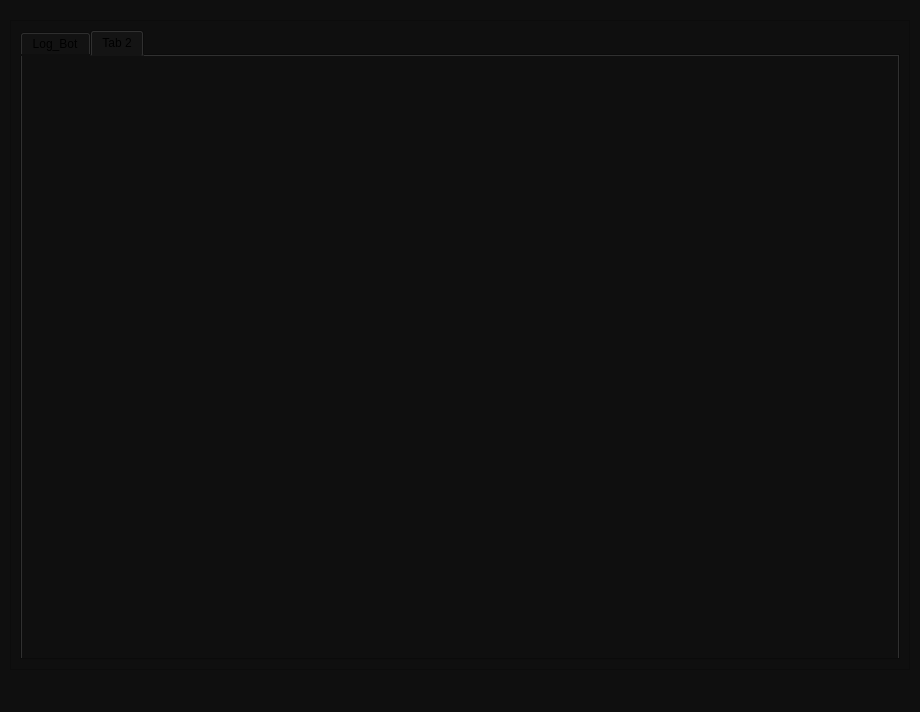
Qt form src/views/ps_view_2.ui (AlissonTxD/Prime-Survivor-2) before a commit.
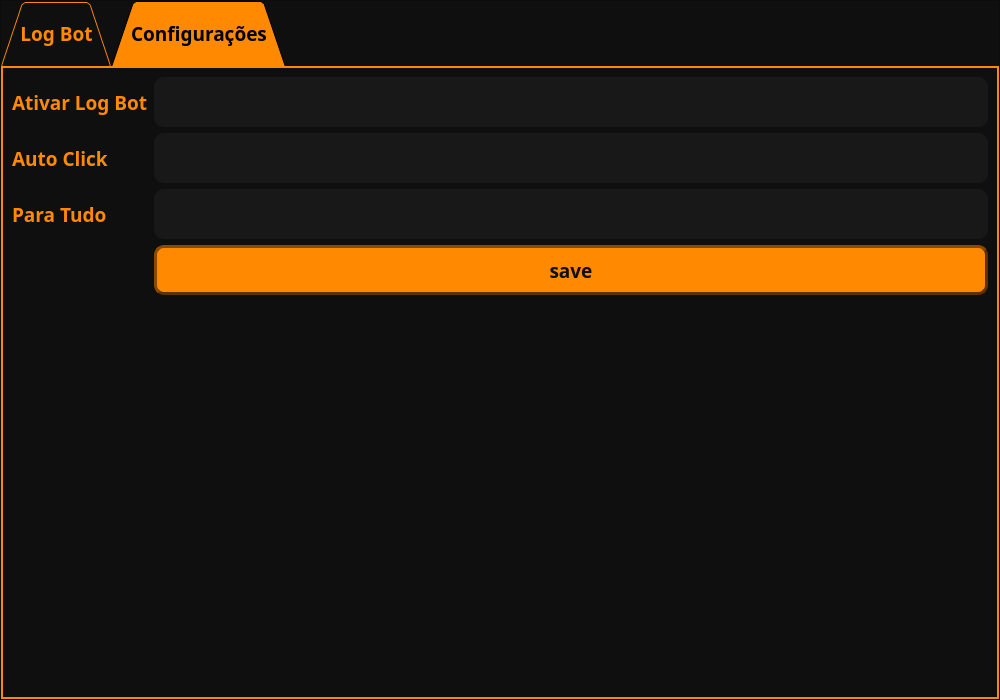
The same form after that commit. The open tabs and pages were chosen to show the change. Icons and pictures are not drawn.

Commit message:
Add KeySequenceAdapter for capturing key sequences in QLineEdit
- Implemented KeySequenceAdapter class to handle key press events in a QLineEdit.
- The adapter filters key events, ignoring modifier keys and capturing the key sequence.
- Displays the captured key sequence in the QLineEdit as a string.
- Added placeholder text to guide users on how to use the input field.

```diff
--- a/src/views/ps_view_2.ui
+++ b/src/views/ps_view_2.ui
@@ -6,8 +6,8 @@
    <rect>
     <x>0</x>
     <y>0</y>
-    <width>920</width>
-    <height>712</height>
+    <width>1000</width>
+    <height>700</height>
    </rect>
   </property>
   <property name="windowTitle">
@@ -19,12 +19,27 @@
   </property>
   <widget class="QWidget" name="centralwidget">
    <layout class="QHBoxLayout" name="horizontalLayout_2">
+    <property name="spacing">
+     <number>0</number>
+    </property>
+    <property name="leftMargin">
+     <number>0</number>
+    </property>
+    <property name="topMargin">
+     <number>0</number>
+    </property>
+    <property name="rightMargin">
+     <number>0</number>
+    </property>
+    <property name="bottomMargin">
+     <number>0</number>
+    </property>
     <item>
      <widget class="QFrame" name="frame_main">
       <property name="maximumSize">
        <size>
-        <width>900</width>
-        <height>650</height>
+        <width>1000</width>
+        <height>700</height>
        </size>
       </property>
       <property name="frameShape">
@@ -34,14 +49,67 @@
        <enum>QFrame::Raised</enum>
       </property>
       <layout class="QHBoxLayout" name="horizontalLayout">
+       <property name="spacing">
+        <number>0</number>
+       </property>
+       <property name="leftMargin">
+        <number>0</number>
+       </property>
+       <property name="topMargin">
+        <number>0</number>
+       </property>
+       <property name="rightMargin">
+        <number>0</number>
+       </property>
+       <property name="bottomMargin">
+        <number>0</number>
+       </property>
        <item>
         <widget class="QTabWidget" name="tabWidget">
+         <property name="font">
+          <font>
+           <family>Arial Black</family>
+           <pointsize>14</pointsize>
+           <weight>75</weight>
+           <bold>true</bold>
+          </font>
+         </property>
+         <property name="styleSheet">
+          <string notr="true">QTabBar::tab {
+    border: 4px solid rgb(255, 137, 1);
+    padding: 15px;
+    color: rgb(255, 137, 1);
+	background-color: rgb(255, 0, 4);
+}
+
+QTabBar::tab:selected {
+    background-color:rgb(255, 137, 1);
+    color: black;
+}
+
+QTabBar::tab:hover {
+	color: white;
+    background-color: rgb(215, 97, 0);
+}
+
+
+QTabWidget::pane {
+    border: 2px solid rgb(255, 137, 1);
+}
+
+QTabWidget::tab-bar {
+alignment: center;
+}</string>
+         </property>
+         <property name="tabShape">
+          <enum>QTabWidget::Triangular</enum>
+         </property>
          <property name="currentIndex">
           <number>0</number>
          </property>
          <widget class="QWidget" name="tab">
           <attribute name="title">
-           <string>Log_Bot</string>
+           <string>Log Bot</string>
           </attribute>
           <layout class="QVBoxLayout" name="verticalLayout">
            <item>
@@ -203,8 +271,223 @@
          </widget>
          <widget class="QWidget" name="tab_2">
           <attribute name="title">
-           <string>Tab 2</string>
+           <string>Configurações</string>
           </attribute>
+          <layout class="QFormLayout" name="formLayout">
+           <item row="0" column="1">
+            <widget class="QLineEdit" name="lineedit_input_logbot">
+             <property name="minimumSize">
+              <size>
+               <width>0</width>
+               <height>50</height>
+              </size>
+             </property>
+             <property name="styleSheet">
+              <string notr="true">QLineEdit {
+border: 0px solid rgb(45, 45, 45);
+border-radius: 10px;
+padding: 15px;
+background-color: rgb(24, 24, 24);
+color: rgb(80, 80, 80);
+}
+
+QLineEdit:hover {
+border: 2px solid rgb(27, 27, 27);
+}
+
+QLineEdit:focus {
+border: 2px solid rgb(255, 137, 1);
+color: rgb(255, 255, 255)
+}
+
+</string>
+             </property>
+            </widget>
+           </item>
+           <item row="1" column="1">
+            <widget class="QLineEdit" name="lineedit_input_autoclick">
+             <property name="minimumSize">
+              <size>
+               <width>0</width>
+               <height>50</height>
+              </size>
+             </property>
+             <property name="styleSheet">
+              <string notr="true">QLineEdit {
+border: 0px solid rgb(45, 45, 45);
+border-radius: 10px;
+padding: 15px;
+background-color: rgb(24, 24, 24);
+color: rgb(80, 80, 80);
+}
+
+QLineEdit:hover {
+border: 2px solid rgb(27, 27, 27);
+}
+
+QLineEdit:focus {
+border: 2px solid rgb(255, 137, 1);
+color: rgb(255, 255, 255)
+}
+
+</string>
+             </property>
+            </widget>
+           </item>
+           <item row="2" column="0">
+            <widget class="QLabel" name="label_3">
+             <property name="minimumSize">
+              <size>
+               <width>0</width>
+               <height>50</height>
+              </size>
+             </property>
+             <property name="font">
+              <font>
+               <family>Arial Black</family>
+               <pointsize>14</pointsize>
+               <weight>75</weight>
+               <bold>true</bold>
+              </font>
+             </property>
+             <property name="styleSheet">
+              <string notr="true">color: rgb(255, 137, 1);
+</string>
+             </property>
+             <property name="text">
+              <string>Para Tudo</string>
+             </property>
+            </widget>
+           </item>
+           <item row="2" column="1">
+            <widget class="QLineEdit" name="lineedit_input_stop">
+             <property name="minimumSize">
+              <size>
+               <width>0</width>
+               <height>50</height>
+              </size>
+             </property>
+             <property name="styleSheet">
+              <string notr="true">QLineEdit {
+border: 0px solid rgb(45, 45, 45);
+border-radius: 10px;
+padding: 15px;
+background-color: rgb(24, 24, 24);
+color: rgb(80, 80, 80);
+}
+
+QLineEdit:hover {
+border: 2px solid rgb(27, 27, 27);
+}
+
+QLineEdit:focus {
+border: 2px solid rgb(255, 137, 1);
+color: rgb(255, 255, 255)
+}
+
+</string>
+             </property>
+            </widget>
+           </item>
+           <item row="3" column="1">
+            <widget class="QPushButton" name="btn_save">
+             <property name="minimumSize">
+              <size>
+               <width>0</width>
+               <height>50</height>
+              </size>
+             </property>
+             <property name="font">
+              <font>
+               <family>Arial Black</family>
+               <pointsize>14</pointsize>
+               <weight>75</weight>
+               <bold>true</bold>
+              </font>
+             </property>
+             <property name="styleSheet">
+              <string notr="true">QPushButton{
+background-color: rgb(255, 137, 1);
+border: 3px outset rgb(93, 49, 0);
+border-radius: 10px;
+color: rgb(15, 15, 15);
+}
+
+
+QPushButton:hover{
+color: rgb(255, 17, 0);
+background-color: rgb(215, 97, 0);
+}
+
+QPushButton:pressed{
+border: 3px inset rgb(93, 49, 0);
+color: rgb(15, 15, 15);
+background-color: rgb(255, 17, 0);
+}
+
+QPushButton:disabled {
+background-color: #cccccc; /* Cinza */
+border: 2px solid #999999;
+color: #666666; /* Texto cinza escuro */
+}
+</string>
+             </property>
+             <property name="text">
+              <string>save</string>
+             </property>
+            </widget>
+           </item>
+           <item row="1" column="0">
+            <widget class="QLabel" name="label_4">
+             <property name="minimumSize">
+              <size>
+               <width>0</width>
+               <height>50</height>
+              </size>
+             </property>
+             <property name="font">
+              <font>
+               <family>Arial Black</family>
+               <pointsize>14</pointsize>
+               <weight>75</weight>
+               <bold>true</bold>
+              </font>
+             </property>
+             <property name="styleSheet">
+              <string notr="true">color: rgb(255, 137, 1);
+</string>
+             </property>
+             <property name="text">
+              <string>Auto Click</string>
+             </property>
+            </widget>
+           </item>
+           <item row="0" column="0">
+            <widget class="QLabel" name="label_5">
+             <property name="minimumSize">
+              <size>
+               <width>0</width>
+               <height>50</height>
+              </size>
+             </property>
+             <property name="font">
+              <font>
+               <family>Arial Black</family>
+               <pointsize>14</pointsize>
+               <weight>75</weight>
+               <bold>true</bold>
+              </font>
+             </property>
+             <property name="styleSheet">
+              <string notr="true">color: rgb(255, 137, 1);
+</string>
+             </property>
+             <property name="text">
+              <string>Ativar Log Bot</string>
+             </property>
+            </widget>
+           </item>
+          </layout>
          </widget>
         </widget>
        </item>
@@ -213,17 +496,6 @@
     </item>
    </layout>
   </widget>
-  <widget class="QMenuBar" name="menubar">
-   <property name="geometry">
-    <rect>
-     <x>0</x>
-     <y>0</y>
-     <width>920</width>
-     <height>21</height>
-    </rect>
-   </property>
-  </widget>
-  <widget class="QStatusBar" name="statusbar"/>
  </widget>
  <resources/>
  <connections/>
```
Left out of the diff: 137 changed lines with no effect on the pictures. The commit also changes 4 other files.
